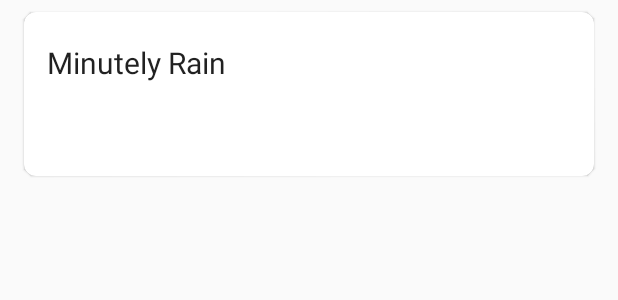
After one commit to bluebonnet27/SunRain, an Android app: the layout minutely_rain.xml on its own in the app's theme, with its tools: preview values and no code run, on a phone screen of 412 x 824 dp. The commit adds this screen. Shown: the top 300 px of the screen. Run offline under Robolectric (Android 15) with nearby library versions, the phone set to English and light mode, and no system bars.

Commit message:
1.1.3.26 minutes rain 60 forecast

```diff
--- a/app/src/main/java/com/ti/sunrain/logic/model/Weather.kt
+++ b/app/src/main/java/com/ti/sunrain/logic/model/Weather.kt
@@ -9,4 +9,5 @@ data class Weather(val realtime:RealtimeResponse.Realtime,
                    val daily:DailyResponse.Daily,
                    val realtimeResponse:RealtimeResponse,
                    val wind: RealtimeResponse.Wind,
-                   val hourly:HourlyResponse.Result.Hourly)
+                   val hourly:HourlyResponse.Result.Hourly,
+                   val minutely:MinutelyResponse.Result.Minutely)
--- a/app/src/main/java/com/ti/sunrain/logic/network/SunRainNetWork.kt
+++ b/app/src/main/java/com/ti/sunrain/logic/network/SunRainNetWork.kt
@@ -42,6 +42,12 @@ object SunRainNetWork {
     suspend fun getHourlyWeather(lng: String,lat: String) =
         weatherService.getHourlyWeather(lng, lat).await()
 
+    /**
+     * Minutely Rain
+     */
+    suspend fun getMinutelyRain(lng: String,lat: String) =
+        weatherService.getMinutelyRain(lng, lat).await()
+
     private suspend fun <T> Call<T>.await():T{
         return suspendCoroutine { continuation ->
             enqueue(object: Callback<T> {
--- a/app/src/main/java/com/ti/sunrain/ui/about/AboutActivity.kt
+++ b/app/src/main/java/com/ti/sunrain/ui/about/AboutActivity.kt
@@ -62,6 +62,8 @@ class AboutActivity : AppCompatActivity() {
             adIcon.setImageResource(R.drawable.baseline_attach_money_white_24dp)
 
             privacyIcon.setImageResource(R.drawable.baseline_menu_book_white_24dp)
+
+            aboutFAB.setImageResource(R.drawable.rainy_weather_100px)
         }
 
         setSupportActionBar(aboutToolbar)
--- /dev/null
+++ b/app/src/main/res/drawable/baseline_air_black_24dp.xml
@@ -0,0 +1,4 @@
+<?xml version="1.0" encoding="UTF-8" standalone="no"?>
+<vector xmlns:android="http://schemas.android.com/apk/res/android" android:height="24dp" android:tint="#000000" android:viewportHeight="24.0" android:viewportWidth="24.0" android:width="24dp">
+  <path android:fillColor="@android:color/white" android:pathData="M14.5,17c0,1.65 -1.35,3 -3,3s-3,-1.35 -3,-3h2c0,0.55 0.45,1 1,1s1,-0.45 1,-1s-0.45,-1 -1,-1H2v-2h9.5C13.15,14 14.5,15.35 14.5,17zM19,6.5C19,4.57 17.43,3 15.5,3S12,4.57 12,6.5h2C14,5.67 14.67,5 15.5,5S17,5.67 17,6.5S16.33,8 15.5,8H2v2h13.5C17.43,10 19,8.43 19,6.5zM18.5,11H2v2h16.5c0.83,0 1.5,0.67 1.5,1.5S19.33,16 18.5,16v2c1.93,0 3.5,-1.57 3.5,-3.5S20.43,11 18.5,11z"/>
+</vector>
--- /dev/null
+++ b/app/src/main/res/drawable/baseline_air_white_24dp.xml
@@ -0,0 +1,4 @@
+<?xml version="1.0" encoding="UTF-8" standalone="no"?>
+<vector xmlns:android="http://schemas.android.com/apk/res/android" android:height="24dp" android:tint="#FFFFFF" android:viewportHeight="24.0" android:viewportWidth="24.0" android:width="24dp">
+  <path android:fillColor="@android:color/white" android:pathData="M14.5,17c0,1.65 -1.35,3 -3,3s-3,-1.35 -3,-3h2c0,0.55 0.45,1 1,1s1,-0.45 1,-1s-0.45,-1 -1,-1H2v-2h9.5C13.15,14 14.5,15.35 14.5,17zM19,6.5C19,4.57 17.43,3 15.5,3S12,4.57 12,6.5h2C14,5.67 14.67,5 15.5,5S17,5.67 17,6.5S16.33,8 15.5,8H2v2h13.5C17.43,10 19,8.43 19,6.5zM18.5,11H2v2h16.5c0.83,0 1.5,0.67 1.5,1.5S19.33,16 18.5,16v2c1.93,0 3.5,-1.57 3.5,-3.5S20.43,11 18.5,11z"/>
+</vector>
--- a/app/src/main/res/layout/activity_weather.xml
+++ b/app/src/main/res/layout/activity_weather.xml
@@ -52,6 +52,8 @@
 
                     <include layout="@layout/hourly"/>
 
+                    <include layout="@layout/minutely_rain"/>
+
                     <include layout="@layout/air"/>
 
                     <include layout="@layout/life_index" />
@@ -59,6 +61,7 @@
                     <include layout="@layout/forecast_chart"/>
 
                     <TextView
+                        android:layout_margin="5dp"
                         android:layout_width="match_parent"
                         android:layout_height="wrap_content"
                         android:gravity="center_horizontal"
--- /dev/null
+++ b/app/src/main/res/layout/minutely_rain.xml
@@ -0,0 +1,47 @@
+<?xml version="1.0" encoding="utf-8"?>
+<com.google.android.material.card.MaterialCardView
+    xmlns:android="http://schemas.android.com/apk/res/android"
+    xmlns:app="http://schemas.android.com/apk/res-auto"
+    android:layout_width="match_parent"
+    android:layout_height="wrap_content"
+    android:layout_marginLeft="16dp"
+    android:layout_marginRight="16dp"
+    android:layout_marginTop="8dp"
+    app:cardCornerRadius="8dp">
+
+    <LinearLayout
+        android:layout_width="match_parent"
+        android:layout_height="wrap_content"
+        android:orientation="vertical">
+
+        <TextView
+            android:layout_width="wrap_content"
+            android:layout_height="wrap_content"
+            android:layout_marginStart="15dp"
+            android:layout_marginTop="20dp"
+            android:layout_marginBottom="10dp"
+            android:text="Minutely Rain"
+            android:textColor="?android:attr/textColorPrimary"
+            android:textSize="20sp"/>
+
+        <TextView
+            android:id="@+id/minutelyDescText"
+            android:layout_width="wrap_content"
+            android:layout_height="wrap_content"
+            android:layout_marginStart="15dp"
+            android:layout_marginTop="5dp"
+            android:layout_marginBottom="10dp"
+            android:textColor="?android:attr/textColorPrimary"
+            android:textSize="15sp"/>
+
+        <androidx.recyclerview.widget.RecyclerView
+            android:id="@+id/minutelyLayout"
+            android:layout_width="match_parent"
+            android:layout_height="wrap_content"
+            android:layout_marginStart="15dp"
+            android:layout_marginEnd="15dp"
+            android:layout_marginBottom="15dp"/>
+
+    </LinearLayout>
+
+</com.google.android.material.card.MaterialCardView>
```
Also changed, not shown: app/src/main/java/com/ti/sunrain/logic/Repository.kt (+10 -3 lines), app/src/main/java/com/ti/sunrain/logic/model/MinutelyItem.kt (added, +8 -0 lines), app/src/main/java/com/ti/sunrain/logic/model/MinutelyResponse.kt (added, +19 -0 lines), app/src/main/java/com/ti/sunrain/logic/network/WeatherService.kt (+8 -0 lines), app/src/main/java/com/ti/sunrain/ui/weather/MinutelyAdapter.kt (added, +54 -0 lines), app/src/main/java/com/ti/sunrain/ui/weather/WeatherActivity.kt (+30 -0 lines), app/src/main/res/layout/activity_about.xml (+0 -45 lines), app/src/main/res/layout/item_minutely_rain.xml (added, +35 -0 lines), app/src/main/res/drawable/rainy_weather_100px.png (added).
